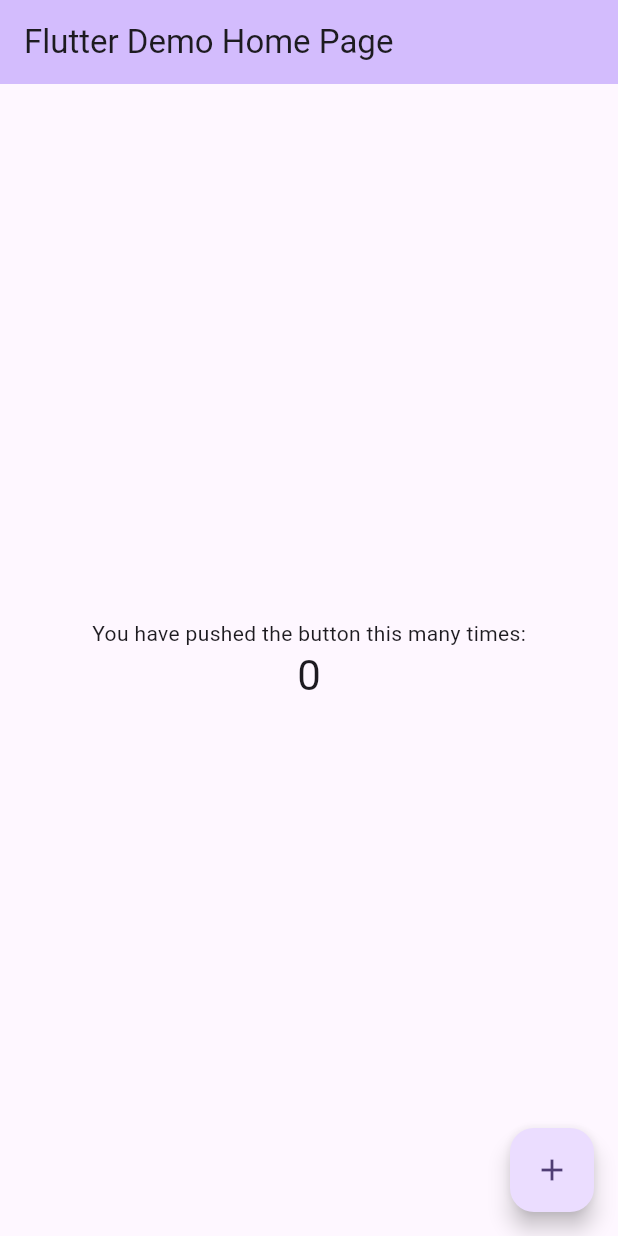
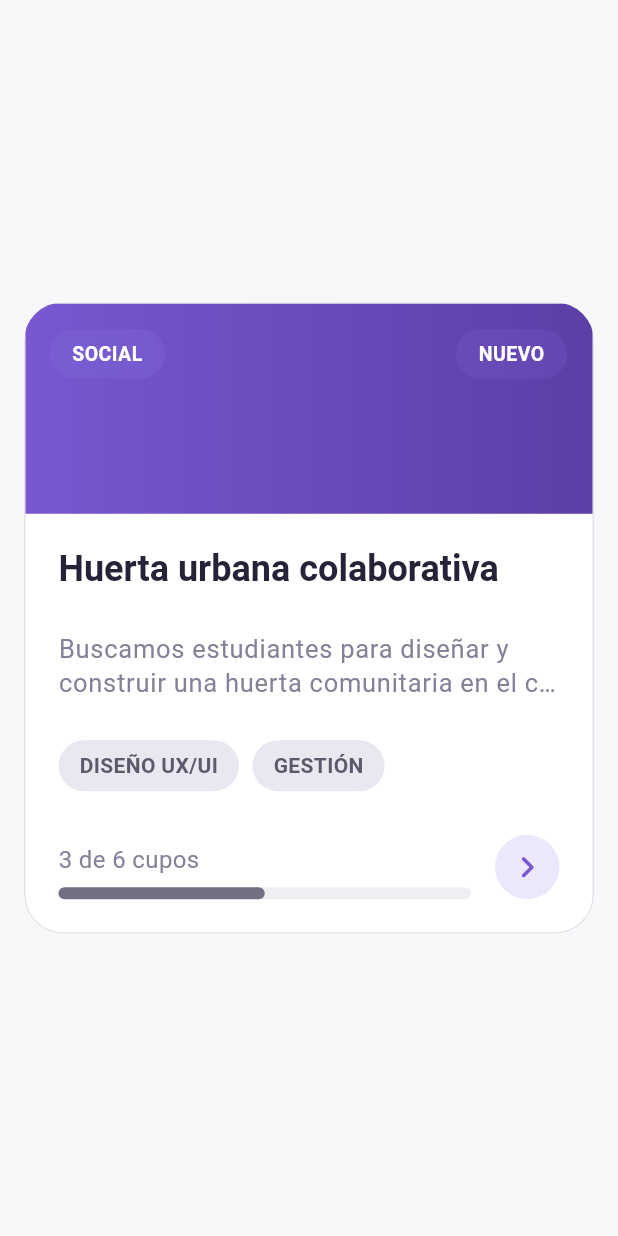
Before and after one commit to Edadul/Nodo, a Flutter app: the screen it shows after launch, on a phone screen of 412 x 824 dp. Run offline on Flutter 3.47's test engine with Material 3 defaults, Android fonts, the phone set to English and light mode, and no system bars.

Commit message:
card content

```diff
--- a/lib/main.dart
+++ b/lib/main.dart
@@ -1,4 +1,5 @@
 import 'package:flutter/material.dart';
+import 'package:nodo/widgets/opportunity_card.dart';
 
 void main() {
   runApp(const MyApp());
@@ -7,115 +8,42 @@ void main() {
 class MyApp extends StatelessWidget {
   const MyApp({super.key});
 
-  // This widget is the root of your application.
   @override
   Widget build(BuildContext context) {
     return MaterialApp(
-      title: 'Flutter Demo',
+      title: 'Nodo',
       theme: ThemeData(
-        // This is the theme of your application.
-        //
-        // TRY THIS: Try running your application with "flutter run". You'll see
-        // the application has a purple toolbar. Then, without quitting the app,
-        // try changing the seedColor in the colorScheme below to Colors.green
-        // and then invoke "hot reload" (save your changes or press the "hot
-        // reload" button in a Flutter-supported IDE, or press "r" if you used
-        // the command line to start the app).
-        //
-        // Notice that the counter didn't reset back to zero; the application
-        // state is not lost during the reload. To reset the state, use hot
-        // restart instead.
-        //
-        // This works for code too, not just values: Most code changes can be
-        // tested with just a hot reload.
         colorScheme: .fromSeed(seedColor: Colors.deepPurple),
+        scaffoldBackgroundColor: const Color(0xFFF8F7FA),
       ),
-      home: const MyHomePage(title: 'Flutter Demo Home Page'),
+      home: const HomePage(),
     );
   }
 }
 
-class MyHomePage extends StatefulWidget {
-  const MyHomePage({super.key, required this.title});
-
-  // This widget is the home page of your application. It is stateful, meaning
-  // that it has a State object (defined below) that contains fields that affect
-  // how it looks.
-
-  // This class is the configuration for the state. It holds the values (in this
-  // case the title) provided by the parent (in this case the App widget) and
-  // used by the build method of the State. Fields in a Widget subclass are
-  // always marked "final".
-
-  final String title;
-
-  @override
-  State<MyHomePage> createState() => _MyHomePageState();
-}
-
-class _MyHomePageState extends State<MyHomePage> {
-  int _counter = 0;
-
-  void _incrementCounter() {
-    setState(() {
-      // This call to setState tells the Flutter framework that something has
-      // changed in this State, which causes it to rerun the build method below
-      // so that the display can reflect the updated values. If we changed
-      // _counter without calling setState(), then the build method would not be
-      // called again, and so nothing would appear to happen.
-      _counter++;
-    });
-  }
+class HomePage extends StatelessWidget {
+  const HomePage({super.key});
 
   @override
   Widget build(BuildContext context) {
-    // This method is rerun every time setState is called, for instance as done
-    // by the _incrementCounter method above.
-    //
-    // The Flutter framework has been optimized to make rerunning build methods
-    // fast, so that you can just rebuild anything that needs updating rather
-    // than having to individually change instances of widgets.
     return Scaffold(
-      appBar: AppBar(
-        // TRY THIS: Try changing the color here to a specific color (to
-        // Colors.amber, perhaps?) and trigger a hot reload to see the AppBar
-        // change color while the other colors stay the same.
-        backgroundColor: Theme.of(context).colorScheme.inversePrimary,
-        // Here we take the value from the MyHomePage object that was created by
-        // the App.build method, and use it to set our appbar title.
-        title: Text(widget.title),
-      ),
-      body: Center(
-        // Center is a layout widget. It takes a single child and positions it
-        // in the middle of the parent.
-        child: Column(
-          // Column is also a layout widget. It takes a list of children and
-          // arranges them vertically. By default, it sizes itself to fit its
-          // children horizontally, and tries to be as tall as its parent.
-          //
-          // Column has various properties to control how it sizes itself and
-          // how it positions its children. Here we use mainAxisAlignment to
-          // center the children vertically; the main axis here is the vertical
-          // axis because Columns are vertical (the cross axis would be
-          // horizontal).
-          //
-          // TRY THIS: Invoke "debug painting" (choose the "Toggle Debug Paint"
-          // action in the IDE, or press "p" in the console), to see the
-          // wireframe for each widget.
-          mainAxisAlignment: .center,
-          children: [
-            const Text('You have pushed the button this many times:'),
-            Text(
-              '$_counter',
-              style: Theme.of(context).textTheme.headlineMedium,
+      body: SafeArea(
+        child: Center(
+          child: SingleChildScrollView(
+            padding: const EdgeInsets.all(16),
+            child: ConstrainedBox(
+              constraints: const BoxConstraints(maxWidth: 520),
+              child: const OpportunityCard(
+                title: 'Huerta urbana colaborativa',
+                description:
+                    'Buscamos estudiantes para diseñar y construir una huerta comunitaria en el campus central para promover sustentabilidad.',
+                tags: ['DISEÑO UX/UI', 'GESTIÓN'],
+                filledSpots: 3,
+                totalSpots: 6,
+              ),
             ),
-          ],
+          ),
         ),
-      ),
-      floatingActionButton: FloatingActionButton(
-        onPressed: _incrementCounter,
-        tooltip: 'Increment',
-        child: const Icon(Icons.add),
       ),
     );
   }
--- /dev/null
+++ b/lib/widgets/opportunity_card.dart
@@ -0,0 +1,265 @@
+  import 'package:flutter/material.dart';
+
+class OpportunityCard extends StatelessWidget {
+  const OpportunityCard({
+    super.key,
+    required this.title,
+    required this.description,
+    required this.tags,
+    required this.filledSpots,
+    required this.totalSpots,
+    this.category = 'SOCIAL',
+    this.status = 'NUEVO',
+    this.onTap,
+  }) : assert(totalSpots > 0),
+       assert(filledSpots >= 0),
+       assert(filledSpots <= totalSpots);
+
+  final String category;
+  final String status;
+  final String title;
+  final String description;
+  final List<String> tags;
+  final int filledSpots;
+  final int totalSpots;
+  final VoidCallback? onTap;
+
+  @override
+  Widget build(BuildContext context) {
+    final theme = Theme.of(context);
+    final textColor = const Color(0xFF262338);
+    final secondaryTextColor = const Color(0xFF858198);
+
+    return Semantics(
+      button: onTap != null,
+      label: title,
+      child: Material(
+        color: Colors.white,
+        borderRadius: BorderRadius.circular(26),
+        clipBehavior: Clip.antiAlias,
+        child: InkWell(
+          onTap: onTap,
+          child: Container(
+            decoration: BoxDecoration(
+              border: Border.all(color: const Color(0xFFE4E2E7)),
+              borderRadius: BorderRadius.circular(26),
+            ),
+            child: Column(
+              crossAxisAlignment: CrossAxisAlignment.stretch,
+              children: [
+                _CardHeader(category: category, status: status),
+                Padding(
+                  padding: const EdgeInsets.fromLTRB(22, 23, 22, 22),
+                  child: Column(
+                    crossAxisAlignment: CrossAxisAlignment.start,
+                    children: [
+                      Text(
+                        title,
+                        style: theme.textTheme.titleLarge?.copyWith(
+                          color: textColor,
+                          fontSize: 24,
+                          fontWeight: FontWeight.w700,
+                          height: 1.15,
+                        ),
+                      ),
+                      const SizedBox(height: 28),
+                      Text(
+                        description,
+                        maxLines: 2,
+                        overflow: TextOverflow.ellipsis,
+                        style: theme.textTheme.bodyLarge?.copyWith(
+                          color: secondaryTextColor,
+                          fontSize: 17,
+                          height: 1.35,
+                        ),
+                      ),
+                      const SizedBox(height: 26),
+                      Wrap(
+                        spacing: 9,
+                        runSpacing: 8,
+                        children: tags
+                            .map((tag) => _Tag(label: tag))
+                            .toList(growable: false),
+                      ),
+                      const SizedBox(height: 29),
+                      Row(
+                        crossAxisAlignment: CrossAxisAlignment.end,
+                        children: [
+                          Expanded(
+                            child: _SpotsProgress(
+                              filledSpots: filledSpots,
+                              totalSpots: totalSpots,
+                              textColor: secondaryTextColor,
+                            ),
+                          ),
+                          const SizedBox(width: 16),
+                          _ArrowButton(onTap: onTap),
+                        ],
+                      ),
+                    ],
+                  ),
+                ),
+              ],
+            ),
+          ),
+        ),
+      ),
+    );
+  }
+}
+
+class _CardHeader extends StatelessWidget {
+  const _CardHeader({required this.category, required this.status});
+
+  final String category;
+  final String status;
+
+  @override
+  Widget build(BuildContext context) {
+    return Container(
+      height: 140,
+      padding: const EdgeInsets.fromLTRB(16, 17, 17, 0),
+      decoration: const BoxDecoration(
+        gradient: LinearGradient(
+          colors: [Color(0xFF7957D1), Color(0xFF5D3EA6)],
+        ),
+      ),
+      child: Row(
+        crossAxisAlignment: CrossAxisAlignment.start,
+        mainAxisAlignment: MainAxisAlignment.spaceBetween,
+        children: [
+          _HeaderPill(label: category, backgroundColor: Color(0x557F69D9)),
+          _HeaderPill(label: status, backgroundColor: Color(0x337F69D9)),
+        ],
+      ),
+    );
+  }
+}
+
+class _HeaderPill extends StatelessWidget {
+  const _HeaderPill({required this.label, required this.backgroundColor});
+
+  final String label;
+  final Color backgroundColor;
+
+  @override
+  Widget build(BuildContext context) {
+    return Container(
+      padding: const EdgeInsets.symmetric(horizontal: 15, vertical: 7),
+      decoration: BoxDecoration(
+        color: backgroundColor,
+        borderRadius: BorderRadius.circular(20),
+      ),
+      child: Text(
+        label.toUpperCase(),
+        style: const TextStyle(
+          color: Colors.white,
+          fontSize: 13,
+          fontWeight: FontWeight.w700,
+          letterSpacing: 0.3,
+        ),
+      ),
+    );
+  }
+}
+
+class _Tag extends StatelessWidget {
+  const _Tag({required this.label});
+
+  final String label;
+
+  @override
+  Widget build(BuildContext context) {
+    return DecoratedBox(
+      decoration: BoxDecoration(
+        color: const Color(0xFFE9E7EF),
+        borderRadius: BorderRadius.circular(20),
+      ),
+      child: Padding(
+        padding: const EdgeInsets.symmetric(horizontal: 14, vertical: 7),
+        child: Text(
+          label,
+          style: const TextStyle(
+            color: Color(0xFF5D596D),
+            fontSize: 14,
+            fontWeight: FontWeight.w700,
+          ),
+        ),
+      ),
+    );
+  }
+}
+
+class _SpotsProgress extends StatelessWidget {
+  const _SpotsProgress({
+    required this.filledSpots,
+    required this.totalSpots,
+    required this.textColor,
+  });
+
+  final int filledSpots;
+  final int totalSpots;
+  final Color textColor;
+
+  @override
+  Widget build(BuildContext context) {
+    return Column(
+      crossAxisAlignment: CrossAxisAlignment.start,
+      children: [
+        Text(
+          '$filledSpots de $totalSpots cupos',
+          style: TextStyle(color: textColor, fontSize: 16),
+        ),
+        const SizedBox(height: 7),
+        Stack(
+          children: [
+            Container(
+              height: 8,
+              decoration: BoxDecoration(
+                color: const Color(0xFFF0EEF3),
+                borderRadius: BorderRadius.circular(8),
+              ),
+            ),
+            FractionallySizedBox(
+              widthFactor: filledSpots / totalSpots,
+              child: Container(
+                height: 8,
+                decoration: BoxDecoration(
+                  color: const Color(0xFF756F84),
+                  borderRadius: BorderRadius.circular(8),
+                ),
+              ),
+            ),
+          ],
+        ),
+      ],
+    );
+  }
+}
+
+class _ArrowButton extends StatelessWidget {
+  const _ArrowButton({this.onTap});
+
+  final VoidCallback? onTap;
+
+  @override
+  Widget build(BuildContext context) {
+    return Material(
+      color: const Color(0xFFEDE7FC),
+      shape: const CircleBorder(),
+      child: InkWell(
+        onTap: onTap,
+        customBorder: const CircleBorder(),
+        child: const SizedBox(
+          width: 43,
+          height: 43,
+          child: Icon(
+            Icons.chevron_right_rounded,
+            color: Color(0xFF7957D1),
+            size: 29,
+          ),
+        ),
+      ),
+    );
+  }
+}
```
Also changed, not shown: 1 other file.
